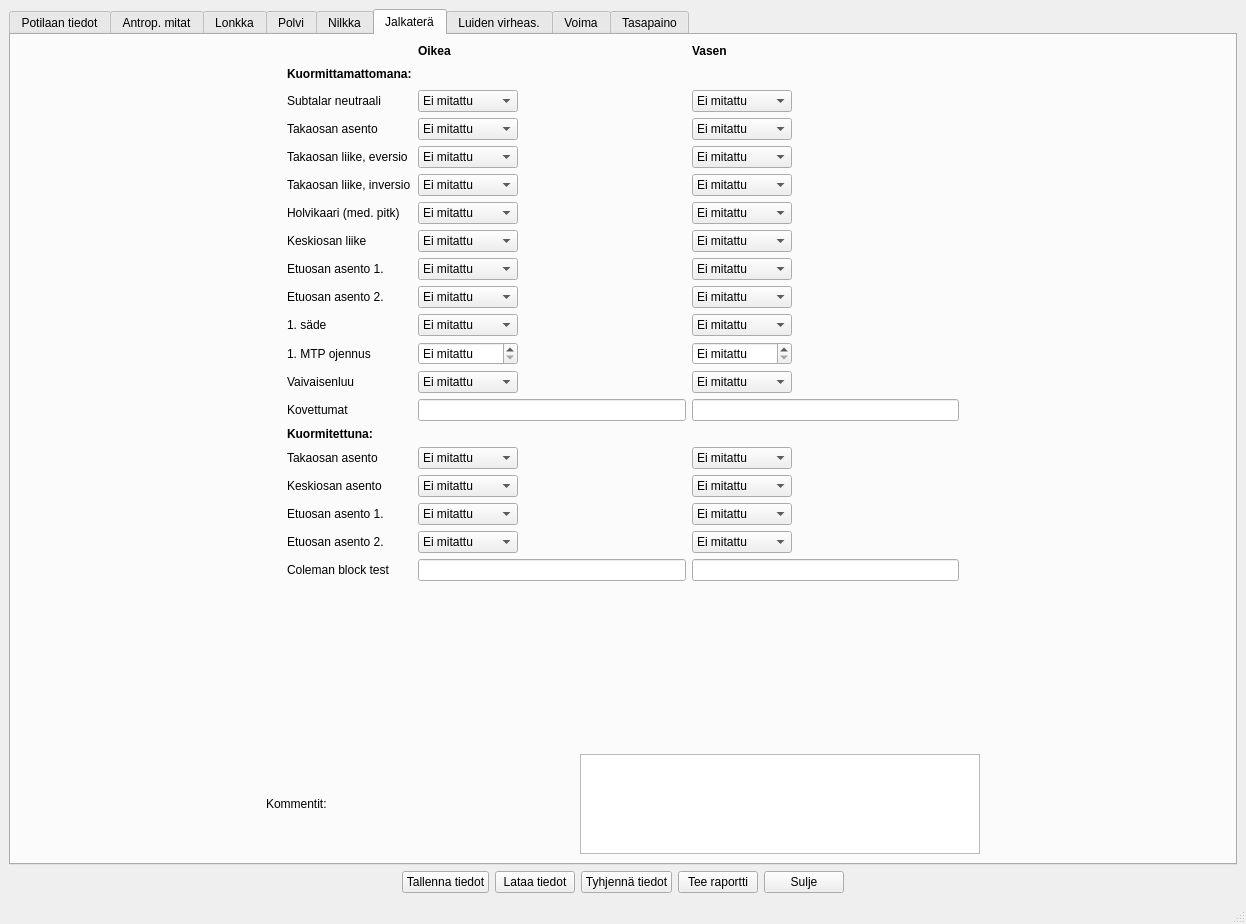
Above: tabbed_design.ui from jjnurminen/liikelaaj before the change. Below: the same form after it.
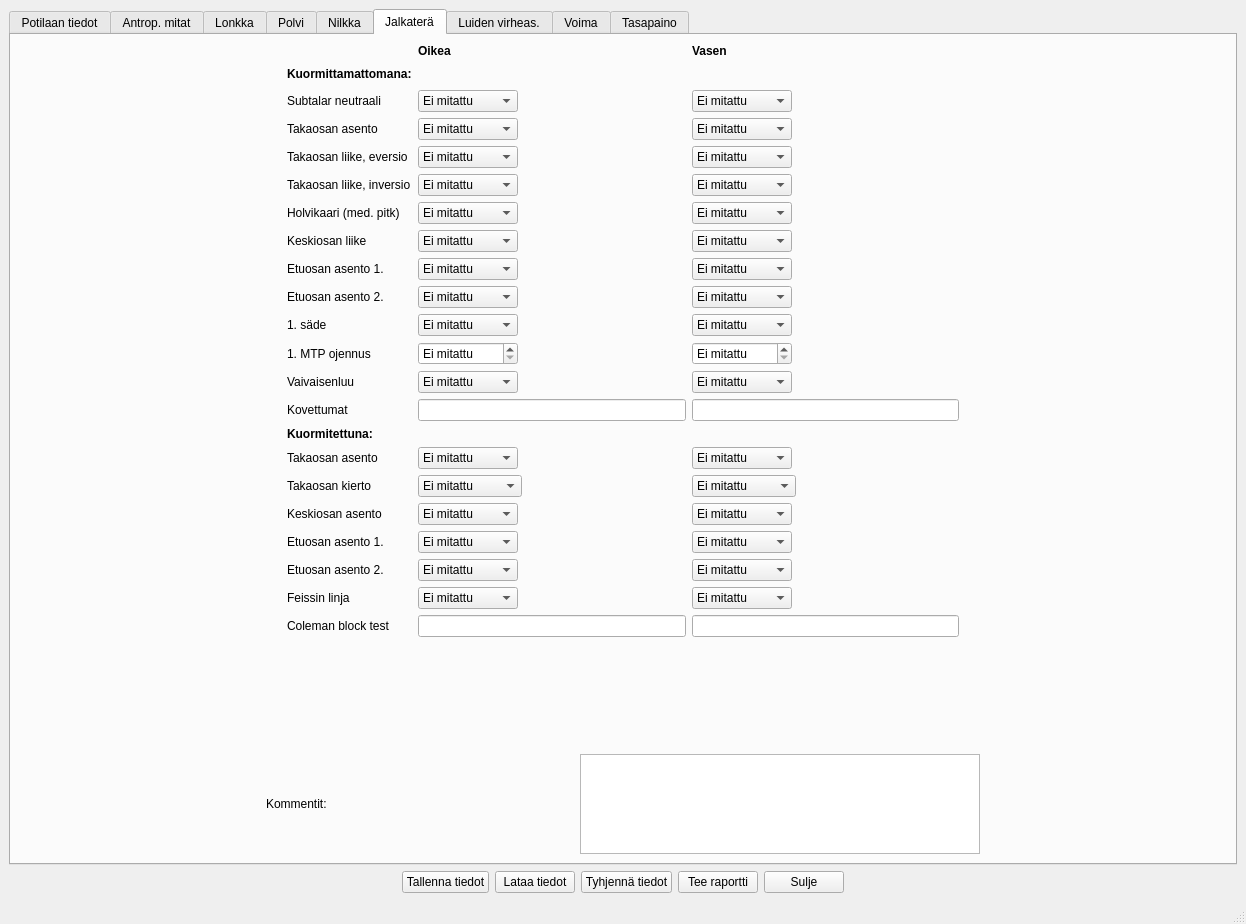
That is the form after the change. The open tabs and pages were chosen to show the change. Custom widgets are drawn as their Qt base class.

Commit message: new jalkat. items

The edit to the form file:
```diff
--- a/tabbed_design.ui
+++ b/tabbed_design.ui
@@ -7836,7 +7836,7 @@
        <layout class="QVBoxLayout" name="verticalLayout_15">
         <item>
          <layout class="QGridLayout" name="gridLayout_18">
-          <item row="21" column="3">
+          <item row="22" column="3">
            <widget class="QComboBox" name="cbJalkatEtuosanAsento2KuormVas">
             <property name="sizePolicy">
              <sizepolicy hsizetype="Fixed" vsizetype="Fixed">
@@ -8189,7 +8189,7 @@
             </item>
            </widget>
           </item>
-          <item row="19" column="1">
+          <item row="20" column="1">
            <widget class="QLabel" name="label_289">
             <property name="text">
              <string>Keskiosan asento</string>
@@ -8251,7 +8251,7 @@
             </property>
            </widget>
           </item>
-          <item row="22" column="1">
+          <item row="24" column="1">
            <widget class="QLabel" name="label_292">
             <property name="text">
              <string>Coleman block test</string>
@@ -8484,14 +8484,14 @@
             </item>
            </widget>
           </item>
-          <item row="21" column="1">
+          <item row="22" column="1">
            <widget class="QLabel" name="label_291">
             <property name="text">
              <string>Etuosan asento 2.</string>
             </property>
            </widget>
           </item>
-          <item row="20" column="1">
+          <item row="21" column="1">
            <widget class="QLabel" name="label_290">
             <property name="text">
              <string>Etuosan asento 1.</string>
@@ -8577,10 +8577,10 @@
             </property>
            </widget>
           </item>
-          <item row="22" column="2">
+          <item row="24" column="2">
            <widget class="QLineEdit" name="lnJalkatColemanOik"/>
           </item>
-          <item row="22" column="3">
+          <item row="24" column="3">
            <widget class="QLineEdit" name="lnJalkatColemanVas"/>
           </item>
           <item row="4" column="0">
@@ -8609,7 +8609,7 @@
             </property>
            </spacer>
           </item>
-          <item row="20" column="2">
+          <item row="21" column="2">
            <widget class="QComboBox" name="cbJalkatEtuosanAsento1KuormOik">
             <property name="sizePolicy">
              <sizepolicy hsizetype="Fixed" vsizetype="Fixed">
@@ -8706,7 +8706,7 @@
             </item>
            </widget>
           </item>
-          <item row="19" column="2">
+          <item row="20" column="2">
            <widget class="QComboBox" name="cbJalkatKeskiosanAsentoKuormOik">
             <property name="sizePolicy">
              <sizepolicy hsizetype="Fixed" vsizetype="Fixed">
@@ -8874,7 +8874,7 @@
             </item>
            </widget>
           </item>
-          <item row="19" column="3">
+          <item row="20" column="3">
            <widget class="QComboBox" name="cbJalkatKeskiosanAsentoKuormVas">
             <property name="sizePolicy">
              <sizepolicy hsizetype="Fixed" vsizetype="Fixed">
@@ -8930,7 +8930,7 @@
             </item>
            </widget>
           </item>
-          <item row="20" column="3">
+          <item row="21" column="3">
            <widget class="QComboBox" name="cbJalkatEtuosanAsento1KuormVas">
             <property name="sizePolicy">
              <sizepolicy hsizetype="Fixed" vsizetype="Fixed">
@@ -8986,7 +8986,7 @@
             </item>
            </widget>
           </item>
-          <item row="21" column="2">
+          <item row="22" column="2">
            <widget class="QComboBox" name="cbJalkatEtuosanAsento2KuormOik">
             <property name="sizePolicy">
              <sizepolicy hsizetype="Fixed" vsizetype="Fixed">
@@ -9391,6 +9391,194 @@
             </item>
            </widget>
           </item>
+          <item row="23" column="2">
+           <widget class="QComboBox" name="cbJalkatFeissinLinjaOik">
+            <property name="sizePolicy">
+             <sizepolicy hsizetype="Fixed" vsizetype="Fixed">
+              <horstretch>0</horstretch>
+              <verstretch>0</verstretch>
+             </sizepolicy>
+            </property>
+            <property name="minimumSize">
+             <size>
+              <width>100</width>
+              <height>0</height>
+             </size>
+            </property>
+            <item>
+             <property name="text">
+              <string>Ei mitattu</string>
+             </property>
+            </item>
+            <item>
+             <property name="text">
+              <string>1/3</string>
+             </property>
+            </item>
+            <item>
+             <property name="text">
+              <string>2/3</string>
+             </property>
+            </item>
+            <item>
+             <property name="text">
+              <string>3/3</string>
+             </property>
+            </item>
+            <item>
+             <property name="text">
+              <string>-1/3</string>
+             </property>
+            </item>
+            <item>
+             <property name="text">
+              <string>-2/3</string>
+             </property>
+            </item>
+            <item>
+             <property name="text">
+              <string>-3/3</string>
+             </property>
+            </item>
+           </widget>
+          </item>
+          <item row="23" column="3">
+           <widget class="QComboBox" name="cbJalkatFeissinLinjaOik_2">
+            <property name="sizePolicy">
+             <sizepolicy hsizetype="Fixed" vsizetype="Fixed">
+              <horstretch>0</horstretch>
+              <verstretch>0</verstretch>
+             </sizepolicy>
+            </property>
+            <property name="minimumSize">
+             <size>
+              <width>100</width>
+              <height>0</height>
+             </size>
+            </property>
+            <item>
+             <property name="text">
+              <string>Ei mitattu</string>
+             </property>
+            </item>
+            <item>
+             <property name="text">
+              <string>1/3</string>
+             </property>
+            </item>
+            <item>
+             <property name="text">
+              <string>2/3</string>
+             </property>
+            </item>
+            <item>
+             <property name="text">
+              <string>3/3</string>
+             </property>
+            </item>
+            <item>
+             <property name="text">
+              <string>-1/3</string>
+             </property>
+            </item>
+            <item>
+             <property name="text">
+              <string>-2/3</string>
+             </property>
+            </item>
+            <item>
+             <property name="text">
+              <string>-3/3</string>
+             </property>
+            </item>
+           </widget>
+          </item>
+          <item row="23" column="1">
+           <widget class="QLabel" name="label_13">
+            <property name="text">
+             <string>Feissin linja</string>
+            </property>
+           </widget>
+          </item>
+          <item row="19" column="1">
+           <widget class="QLabel" name="label_293">
+            <property name="text">
+             <string>Takaosan kierto</string>
+            </property>
+           </widget>
+          </item>
+          <item row="19" column="2">
+           <widget class="QComboBox" name="cbJalkatTakaosanKiertoKuormOik">
+            <property name="sizePolicy">
+             <sizepolicy hsizetype="Fixed" vsizetype="Fixed">
+              <horstretch>0</horstretch>
+              <verstretch>0</verstretch>
+             </sizepolicy>
+            </property>
+            <property name="minimumSize">
+             <size>
+              <width>100</width>
+              <height>0</height>
+             </size>
+            </property>
+            <item>
+             <property name="text">
+              <string>Ei mitattu</string>
+             </property>
+            </item>
+            <item>
+             <property name="text">
+              <string>NEU</string>
+             </property>
+            </item>
+            <item>
+             <property name="text">
+              <string>KOROST. SR</string>
+             </property>
+            </item>
+            <item>
+             <property name="text">
+              <string>KOROST. UR</string>
+             </property>
+            </item>
+           </widget>
+          </item>
+          <item row="19" column="3">
+           <widget class="QComboBox" name="cbJalkatTakaosanKiertoKuormVas">
+            <property name="sizePolicy">
+             <sizepolicy hsizetype="Fixed" vsizetype="Fixed">
+              <horstretch>0</horstretch>
+              <verstretch>0</verstretch>
+             </sizepolicy>
+            </property>
+            <property name="minimumSize">
+             <size>
+              <width>100</width>
+              <height>0</height>
+             </size>
+            </property>
+            <item>
+             <property name="text">
+              <string>Ei mitattu</string>
+             </property>
+            </item>
+            <item>
+             <property name="text">
+              <string>NEU</string>
+             </property>
+            </item>
+            <item>
+             <property name="text">
+              <string>KOROST. SR</string>
+             </property>
+            </item>
+            <item>
+             <property name="text">
+              <string>KOROST. UR</string>
+             </property>
+            </item>
+           </widget>
+          </item>
          </layout>
         </item>
         <item>
```
Left out of the diff: 12 changed lines with no effect on the pictures. The commit also changes 1 other file.
